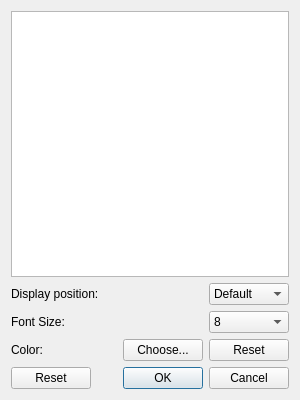
Above: src/Interface/Application/NoteEditor.ui from SCIInstitute/SCIRun before the change. Below: the same form after it.
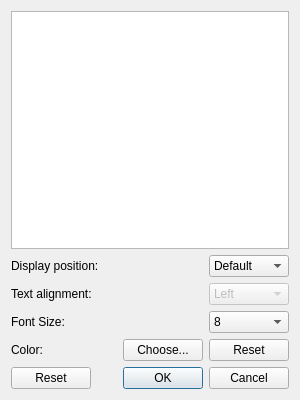
That is the form after the change.

Commit message: Default note position combo box

What changed in the file:
```diff
--- a/src/Interface/Application/NoteEditor.ui
+++ b/src/Interface/Application/NoteEditor.ui
@@ -84,35 +84,35 @@
        </item>
       </widget>
      </item>
-     <item row="2" column="0" colspan="2">
+     <item row="3" column="0" colspan="2">
       <widget class="QLabel" name="label_3">
        <property name="text">
         <string>Color:</string>
        </property>
       </widget>
      </item>
-     <item row="2" column="3" colspan="2">
+     <item row="3" column="3" colspan="2">
       <widget class="QPushButton" name="chooseColorButton_">
        <property name="text">
         <string>Choose...</string>
        </property>
       </widget>
      </item>
-     <item row="2" column="5">
+     <item row="3" column="5">
       <widget class="QPushButton" name="resetColorButton_">
        <property name="text">
         <string>Reset</string>
        </property>
       </widget>
      </item>
-     <item row="3" column="0" colspan="6">
+     <item row="4" column="0" colspan="6">
       <widget class="QDialogButtonBox" name="buttonBox_">
        <property name="standardButtons">
         <set>QDialogButtonBox::Cancel|QDialogButtonBox::Ok|QDialogButtonBox::Reset</set>
        </property>
       </widget>
      </item>
-     <item row="2" column="2">
+     <item row="3" column="2">
       <spacer name="horizontalSpacer_3">
        <property name="orientation">
         <enum>Qt::Horizontal</enum>
@@ -125,14 +125,14 @@
        </property>
       </spacer>
      </item>
-     <item row="1" column="0">
+     <item row="2" column="0">
       <widget class="QLabel" name="label_4">
        <property name="text">
         <string>Font Size:</string>
        </property>
       </widget>
      </item>
-     <item row="1" column="5">
+     <item row="2" column="5">
       <widget class="QComboBox" name="fontSizeComboBox_">
        <property name="currentIndex">
         <number>1</number>
@@ -164,7 +164,7 @@
        </item>
       </widget>
      </item>
-     <item row="1" column="4">
+     <item row="2" column="4">
       <spacer name="horizontalSpacer_4">
        <property name="orientation">
         <enum>Qt::Horizontal</enum>
@@ -177,7 +177,7 @@
        </property>
       </spacer>
      </item>
-     <item row="1" column="2">
+     <item row="2" column="2">
       <spacer name="horizontalSpacer_5">
        <property name="orientation">
         <enum>Qt::Horizontal</enum>
@@ -190,6 +190,66 @@
        </property>
       </spacer>
      </item>
+     <item row="1" column="5">
+      <widget class="QComboBox" name="alignmentComboBox_">
+       <property name="enabled">
+        <bool>false</bool>
+       </property>
+       <item>
+        <property name="text">
+         <string>Left</string>
+        </property>
+       </item>
+       <item>
+        <property name="text">
+         <string>Right</string>
+        </property>
+       </item>
+       <item>
+        <property name="text">
+         <string>Center</string>
+        </property>
+       </item>
+       <item>
+        <property name="text">
+         <string>Justify</string>
+        </property>
+       </item>
+      </widget>
+     </item>
+     <item row="1" column="0">
+      <widget class="QLabel" name="label_2">
+       <property name="text">
+        <string>Text alignment:</string>
+       </property>
+      </widget>
+     </item>
+     <item row="1" column="2">
+      <spacer name="horizontalSpacer">
+       <property name="orientation">
+        <enum>Qt::Horizontal</enum>
+       </property>
+       <property name="sizeHint" stdset="0">
+        <size>
+         <width>40</width>
+         <height>20</height>
+        </size>
+       </property>
+      </spacer>
+     </item>
+     <item row="1" column="4">
+      <spacer name="horizontalSpacer_6">
+       <property name="orientation">
+        <enum>Qt::Horizontal</enum>
+       </property>
+       <property name="sizeHint" stdset="0">
+        <size>
+         <width>40</width>
+         <height>20</height>
+        </size>
+       </property>
+      </spacer>
+     </item>
     </layout>
    </item>
   </layout>
```
The commit also changes 1 other file.
